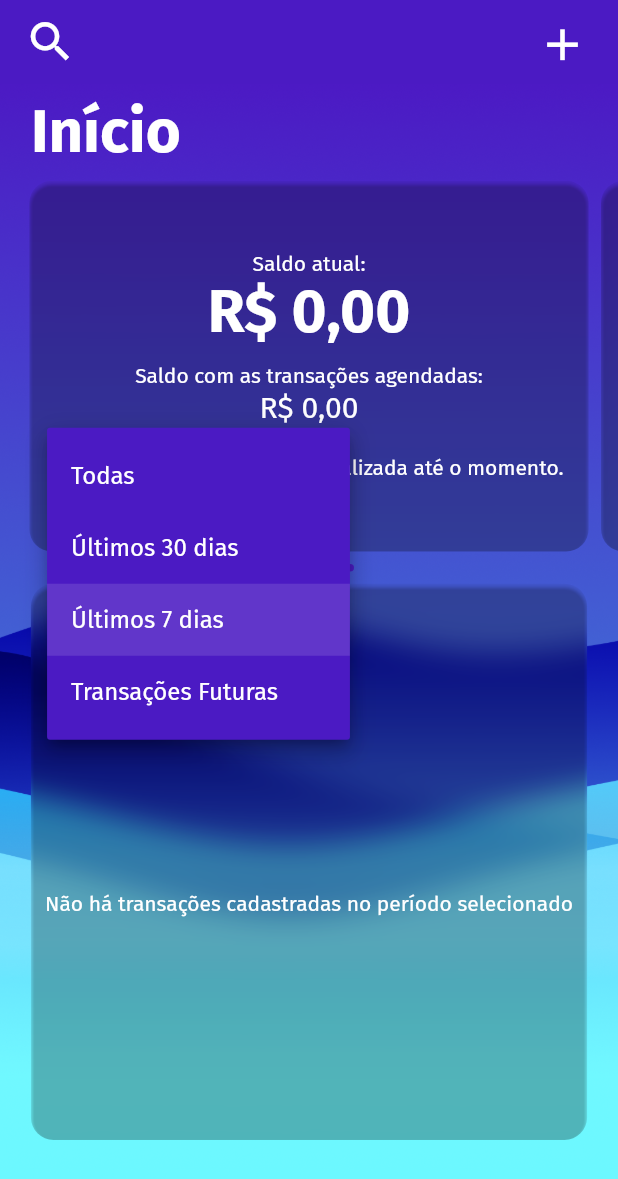
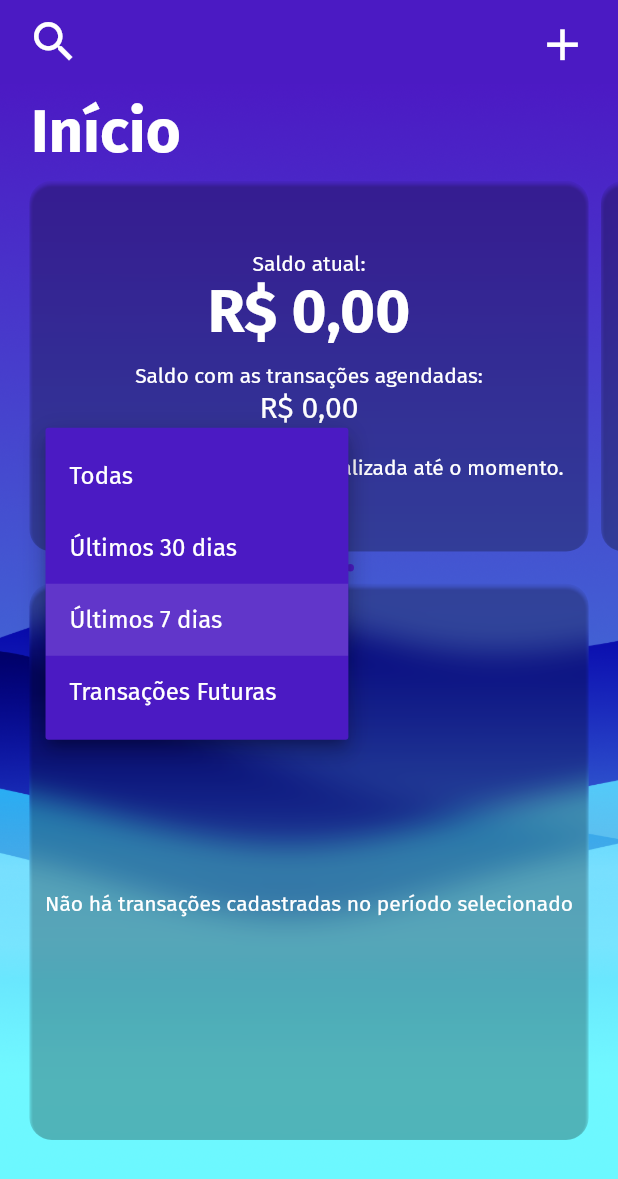
Before and after one commit to BrennerFerreira/personal_expenses_app, a Flutter app: the HomePage screen opened directly, after a tap on "Últimos 7 dias", on a phone screen of 412 x 824 dp. Shown: the top 1179 px of the screen. Run offline on Flutter 3.47's test engine with Material 2 defaults, Android fonts, the phone set to English and light mode, and no system bars; our stand-ins replace bloc, brasil_fields, equatable, flutter_bloc, sqflite; accounts and stored records are empty; project files that could hold a hidden picture were left out.

Commit message:
Refined Home page widgets size.

```diff
--- a/lib/pages/common/balance_card.dart
+++ b/lib/pages/common/balance_card.dart
@@ -1,5 +1,4 @@
 import 'package:flutter/material.dart';
-import 'package:font_awesome_flutter/font_awesome_flutter.dart';
 import 'package:intl/intl.dart';
 
 class BalanceCard extends StatelessWidget {
--- a/lib/pages/home_page/home_page.dart
+++ b/lib/pages/home_page/home_page.dart
@@ -20,7 +20,7 @@ class HomePage extends StatelessWidget {
       title: "Início",
       leadingButton: Padding(
         padding: EdgeInsets.only(
-          left: MediaQuery.of(context).size.width * 0.02,
+          left: MediaQuery.of(context).size.width * 0.025,
         ),
         child: IconButton(
           icon: const Icon(Icons.search, size: 35),
@@ -81,7 +81,7 @@ class HomePage extends StatelessWidget {
         Center(
           child: SizedBox(
             height: MediaQuery.of(context).size.height * 0.45,
-            width: MediaQuery.of(context).size.width * 0.9,
+            width: MediaQuery.of(context).size.width * 0.905,
             child: TransactionList(),
           ),
         ),
--- a/pubspec.yaml
+++ b/pubspec.yaml
@@ -18,7 +18,6 @@ dependencies:
   flutter_bloc: ^7.0.0-nullsafety.0
   flutter_localizations:
     sdk: flutter
-  font_awesome_flutter: ^9.0.0-nullsafety
   intl: ^0.17.0-nullsafety.2
   path_provider: ^1.6.27
   sqflite: ^2.0.0-nullsafety.2
```
Also changed, not shown: assets/images/icon.png, pubspec.lock, 6 other files.
